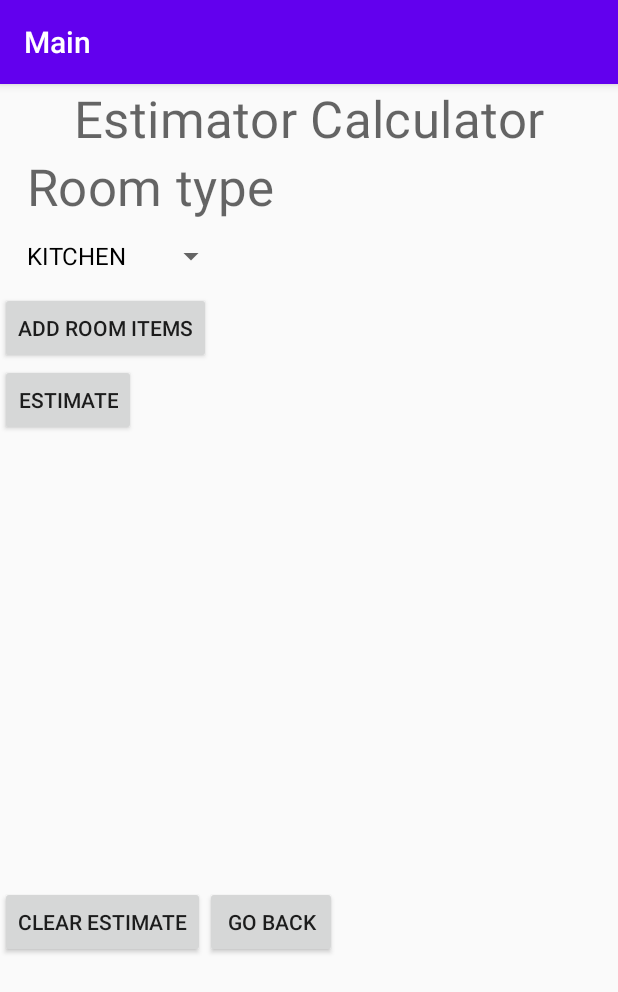
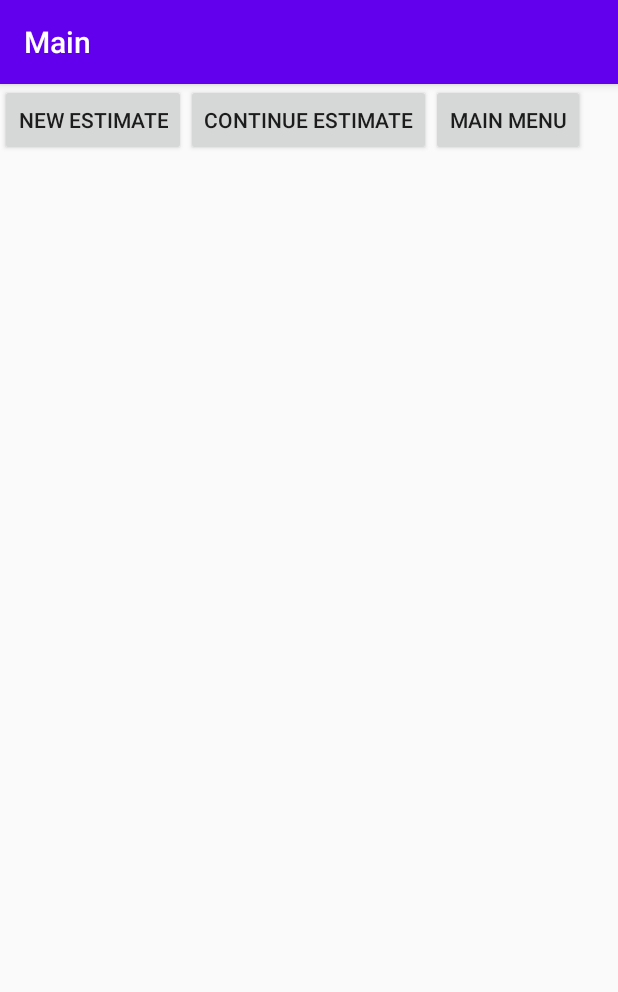
Before and after one commit to shaiguelman/Asbestos_app, an Android app: the MenuPageFragment screen opened through its navigation route, after a tap on "Get Estimate", on a phone screen of 412 x 824 dp. Shown: the top 992 px of the screen. Run offline under Robolectric (Android 15) with nearby library versions, the phone set to English and light mode, and no system bars; our stand-ins replace data binding.

Commit message:
Added fragment for choosing new or old estimator as well as fixed bugs.

```diff
--- /dev/null
+++ b/app/src/main/java/com/example/asbestos/fragments/ChooseEstimatorFragment.kt
@@ -0,0 +1,47 @@
+package com.example.asbestos.fragments
+
+import android.os.Bundle
+import android.view.LayoutInflater
+import android.view.View
+import android.view.ViewGroup
+import androidx.fragment.app.Fragment
+import androidx.navigation.fragment.findNavController
+import com.example.asbestos.databinding.FragmentChooseEstimatorBinding
+
+class ChooseEstimatorFragment(): Fragment() {
+
+    override fun onCreateView(
+        inflater: LayoutInflater,
+        container: ViewGroup?,
+        savedInstanceState: Bundle?
+    ): View? {
+
+        val binding = FragmentChooseEstimatorBinding.inflate(inflater)
+
+        binding.mainMenuBtn.setOnClickListener {
+            findNavController().navigate(
+                ChooseEstimatorFragmentDirections
+                    .actionChooseEstimatorFragmentToMenuPage()
+            )
+        }
+
+        binding.continueEstimateBtn.setOnClickListener {
+            findNavController().navigate(
+                ChooseEstimatorFragmentDirections
+                    .actionChooseEstimatorFragmentToEstimatorFragment()
+            )
+        }
+
+        binding.newEstimateBtn.setOnClickListener {
+            val action = ChooseEstimatorFragmentDirections
+                .actionChooseEstimatorFragmentToEstimatorFragment()
+            action.newEstimate = true
+
+            findNavController().navigate(
+                action
+            )
+        }
+
+        return binding.root
+    }
+}
--- a/app/src/main/java/com/example/asbestos/fragments/EstimatorFragment.kt
+++ b/app/src/main/java/com/example/asbestos/fragments/EstimatorFragment.kt
@@ -97,7 +97,7 @@ class EstimatorFragment: Fragment() {
             }
         })
 
-        binding.goBackBtn.setOnClickListener {
+        binding.mainMenuBtn.setOnClickListener {
             findNavController().navigate(EstimatorFragmentDirections
                 .actionEstimatorFragmentToMenuPage())
         }
--- a/app/src/main/java/com/example/asbestos/fragments/MenuPageFragment.kt
+++ b/app/src/main/java/com/example/asbestos/fragments/MenuPageFragment.kt
@@ -31,7 +31,7 @@ class MenuPageFragment : Fragment() {
 
             contact_us_btn.id -> MenuPageFragmentDirections.actionMenuPageToContactUs()
 
-            get_estimate_btn.id -> MenuPageFragmentDirections.actionMenuPageToEstimatorFragment()
+            get_estimate_btn.id -> MenuPageFragmentDirections.actionMenuPageToChooseEstimatorFragment()
 
             else -> throw (Exception("Unexpected button clicked"))
         }
--- a/app/src/main/res/layout/fragment_choose_estimator.xml
+++ b/app/src/main/res/layout/fragment_choose_estimator.xml
@@ -1,6 +1,34 @@
 <?xml version="1.0" encoding="utf-8"?>
-<LinearLayout xmlns:android="http://schemas.android.com/apk/res/android"
-    android:orientation="vertical" android:layout_width="match_parent"
-    android:layout_height="match_parent">
+<layout xmlns:android="http://schemas.android.com/apk/res/android"
+    xmlns:tools="http://schemas.android.com/tools">
 
-</LinearLayout>
+    <LinearLayout
+        android:layout_width="match_parent"
+        android:layout_height="match_parent"
+        android:orientation="horizontal"
+        tools:context=".MainActivity">
+
+        <Button
+            android:id="@+id/new_estimate_btn"
+            android:layout_width="wrap_content"
+            android:layout_height="wrap_content"
+            android:text="@string/new_estimate"
+            style="@style/TextAppearance.AppCompat.Button"/>
+
+        <Button
+            android:id="@+id/continue_estimate_btn"
+            android:layout_width="wrap_content"
+            android:layout_height="wrap_content"
+            android:text="@string/continue_estimate"
+            style="@style/TextAppearance.AppCompat.Button"/>
+
+        <Button
+            android:id="@+id/main_menu_btn"
+            android:layout_width="wrap_content"
+            android:layout_height="wrap_content"
+            android:text="@string/main_menu"
+            style="@style/TextAppearance.AppCompat.Button"/>
+
+    </LinearLayout>
+
+</layout>
--- a/app/src/main/res/layout/fragment_estimator.xml
+++ b/app/src/main/res/layout/fragment_estimator.xml
@@ -73,11 +73,11 @@
                 android:text="@string/clear_estimate"/>
 
             <Button
-                android:id="@+id/go_back_btn"
+                android:id="@+id/main_menu_btn"
                 android:layout_width="wrap_content"
                 android:layout_height="wrap_content"
                 style="@style/TextAppearance.AppCompat.Button"
-                android:text="@string/go_back"/>
+                android:text="@string/main_menu"/>
 
         </LinearLayout>
 
--- a/app/src/main/res/layout/fragment_room.xml
+++ b/app/src/main/res/layout/fragment_room.xml
@@ -16,7 +16,7 @@
             android:layout_width="match_parent"
             android:layout_height="wrap_content"
             style="@style/TextAppearance.MaterialComponents.Headline2"
-            android:id="@+id/room_type_text"/>
+            android:id="@+id/room_type_text" />
 
         <Spinner
             android:layout_width="wrap_content"
--- a/app/src/main/res/values/strings.xml
+++ b/app/src/main/res/values/strings.xml
@@ -24,4 +24,6 @@
     <string name="new_estimate">New Estimate</string>
     <string name="logo_description">Logo</string>
     <string name="clear_estimate">Clear Estimate</string>
+    <string name="continue_estimate">Continue Estimate</string>
+    <string name="main_menu">Main Menu</string>
 </resources>
```
Also changed, not shown: app/src/main/java/com/example/asbestos/fragments/RoomFragment.kt (+6 -1 lines), app/src/main/res/navigation/nav_graph.xml (+13 -2 lines).
